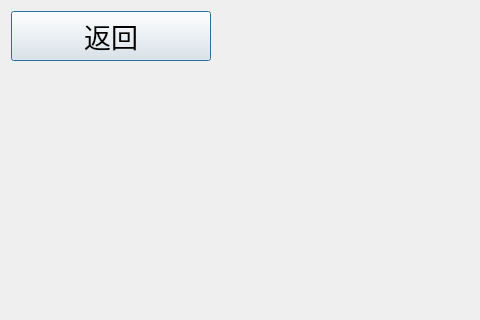
The window that tx2_iris/shutdown.ui (iuytr09/tx2_iris) describes before a commit, drawn with Qt 5; both pictures show x 0 to 480 and y 0 to 320 of the 800 by 600 pixel window.
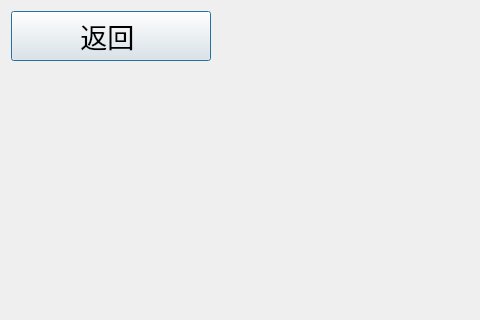
The same window after the commit. Icons and pictures are not drawn.

Patch:
```diff
--- a/tx2_iris/shutdown.ui
+++ b/tx2_iris/shutdown.ui
@@ -51,7 +51,7 @@
         </font>
        </property>
        <property name="text">
-        <string>返回</string>
+        <string>返回 </string>
        </property>
        <property name="icon">
         <iconset resource="tx2_iris.qrc">
```
